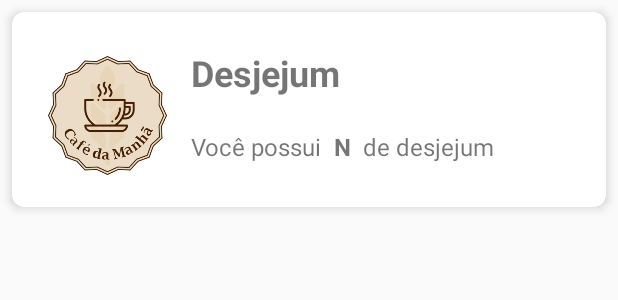
After one commit to assuncaofelipe/RU, an Android app: the layout item_refeicao_fichas.xml on its own in the app's theme, with its tools: preview values and no code run, on a phone screen of 412 x 824 dp. The commit adds this screen. Shown: the top 300 px of the screen. Run offline under Robolectric (Android 15) with nearby library versions, the phone set to English and light mode, and no system bars.

Commit message:
criacao do recycler view

```diff
--- a/app/build.gradle
+++ b/app/build.gradle
@@ -38,13 +38,22 @@ android {
 dependencies {
 
     implementation 'androidx.core:core-ktx:1.8.0'
-    implementation 'androidx.appcompat:appcompat:1.4.2'
+    implementation 'androidx.appcompat:appcompat:1.5.0'
+
+    // views (recycler, card, grid)
     implementation 'com.google.android.material:material:1.6.1'
     implementation 'androidx.constraintlayout:constraintlayout:2.1.4'
     implementation 'androidx.gridlayout:gridlayout:1.0.0'
-    implementation 'com.google.firebase:firebase-auth-ktx:21.0.6'
-    implementation 'com.google.firebase:firebase-auth:21.0.6'
-    implementation 'com.google.firebase:firebase-firestore-ktx:24.2.1'
+
+    // recycler view com uso de concatAdapter
+    implementation 'androidx.recyclerview:recyclerview:1.3.0-beta02'
+
+    // firebase
+    implementation 'com.google.firebase:firebase-auth-ktx:21.0.7'
+    implementation 'com.google.firebase:firebase-auth:21.0.7'
+    implementation 'com.google.firebase:firebase-firestore-ktx:24.2.2'
+
+    // testes
     testImplementation 'junit:junit:4.13.2'
     androidTestImplementation 'androidx.test.ext:junit:1.1.3'
     androidTestImplementation 'androidx.test.espresso:espresso-core:3.4.0'
--- a/app/src/main/java/com/assuncao/ru/FichasRefeicaoActivity.kt
+++ b/app/src/main/java/com/assuncao/ru/FichasRefeicaoActivity.kt
@@ -24,6 +24,9 @@ class FichasRefeicaoActivity : AppCompatActivity() {
         supportActionBar!!.setDisplayHomeAsUpEnabled(true)
         supportActionBar!!.setHomeAsUpIndicator(R.drawable.arrow_back)
 
+
+
+        // Firebase
         user = FirebaseAuth.getInstance()
         if (user.currentUser != null) {
             user.currentUser?.let {
--- /dev/null
+++ b/app/src/main/res/layout/item_refeicao_fichas.xml
@@ -0,0 +1,81 @@
+<?xml version="1.0" encoding="utf-8"?>
+<com.google.android.material.card.MaterialCardView xmlns:android="http://schemas.android.com/apk/res/android"
+    xmlns:app="http://schemas.android.com/apk/res-auto"
+    xmlns:tools="http://schemas.android.com/tools"
+    android:layout_width="match_parent"
+    android:layout_height="wrap_content"
+    android:layout_margin="8dp"
+    app:cardCornerRadius="8dp"
+    app:cardElevation="4dp">
+
+    <androidx.constraintlayout.widget.ConstraintLayout
+        android:layout_width="match_parent"
+        android:layout_height="wrap_content"
+        android:padding="16dp">
+
+        <ImageView
+            android:id="@+id/image_language"
+            android:layout_width="79dp"
+            android:layout_height="90dp"
+            android:layout_marginStart="8dp"
+            android:layout_marginTop="8dp"
+            app:layout_constraintBottom_toBottomOf="parent"
+            app:layout_constraintStart_toStartOf="parent"
+            app:layout_constraintTop_toTopOf="parent"
+            tools:ignore="ContentDescription"
+            tools:src="@drawable/ic_desjejum" />
+
+        <TextView
+            android:id="@+id/text_language_name"
+            android:layout_width="0dp"
+            android:layout_height="wrap_content"
+            android:layout_marginStart="16dp"
+            android:layout_marginTop="8dp"
+            android:layout_marginEnd="8dp"
+            android:textSize="24sp"
+            android:textStyle="bold"
+            app:layout_constraintEnd_toEndOf="parent"
+            app:layout_constraintHorizontal_bias="0.5"
+            app:layout_constraintStart_toEndOf="@id/image_language"
+            app:layout_constraintTop_toTopOf="parent"
+            tools:text="Desjejum" />
+
+        <TextView
+            android:id="@+id/text_paradigm"
+            android:layout_width="wrap_content"
+            android:layout_height="wrap_content"
+            android:layout_marginStart="16dp"
+            android:layout_marginTop="8dp"
+            android:textSize="16sp"
+            app:layout_constraintBottom_toBottomOf="parent"
+            app:layout_constraintStart_toEndOf="@+id/image_language"
+            app:layout_constraintTop_toBottomOf="@+id/text_language_name"
+            tools:text="Você possui" />
+
+        <TextView
+            android:id="@+id/qtd_fichas_desjejum"
+            android:layout_width="wrap_content"
+            android:layout_height="wrap_content"
+            android:layout_marginStart="8dp"
+            android:text="N"
+            android:textSize="16sp"
+            android:textStyle="bold"
+            app:layout_constraintStart_toEndOf="@+id/text_paradigm"
+            app:layout_constraintTop_toTopOf="@+id/text_paradigm" />
+
+        <TextView
+            android:id="@+id/textView5"
+            android:layout_width="0dp"
+            android:layout_height="wrap_content"
+            android:layout_marginStart="8dp"
+            android:layout_marginEnd="8dp"
+            android:text="de desjejum"
+            android:textSize="16sp"
+            app:layout_constraintEnd_toEndOf="parent"
+            app:layout_constraintStart_toEndOf="@+id/qtd_fichas_desjejum"
+            app:layout_constraintTop_toTopOf="@+id/qtd_fichas_desjejum" />
+
+
+    </androidx.constraintlayout.widget.ConstraintLayout>
+
+</com.google.android.material.card.MaterialCardView>
```
Also changed, not shown: app/src/main/res/drawable/ic_desjejum.png (added), 1 other file.
